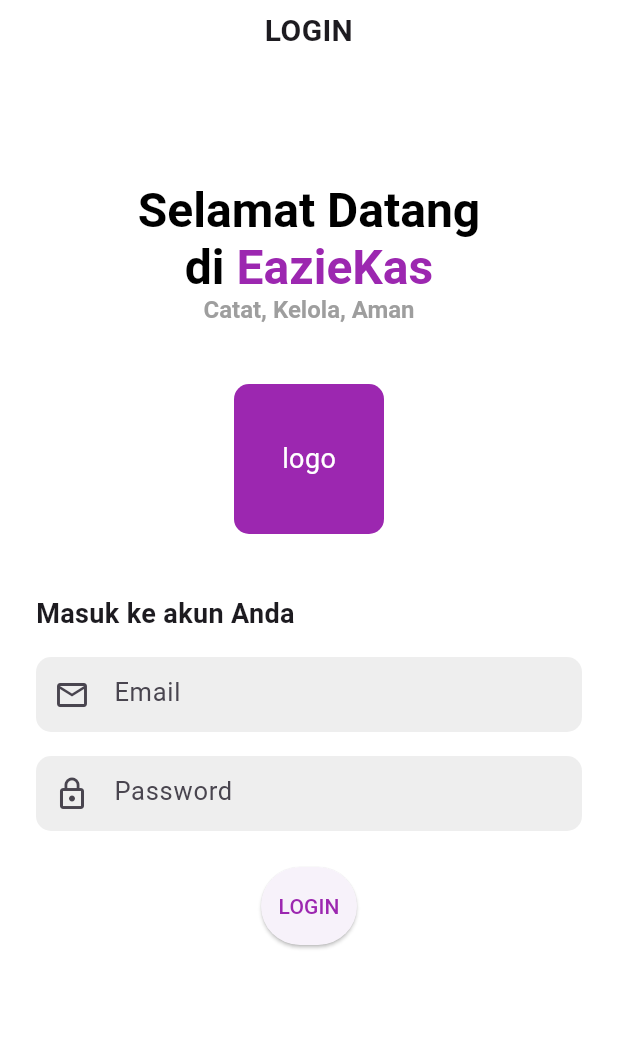
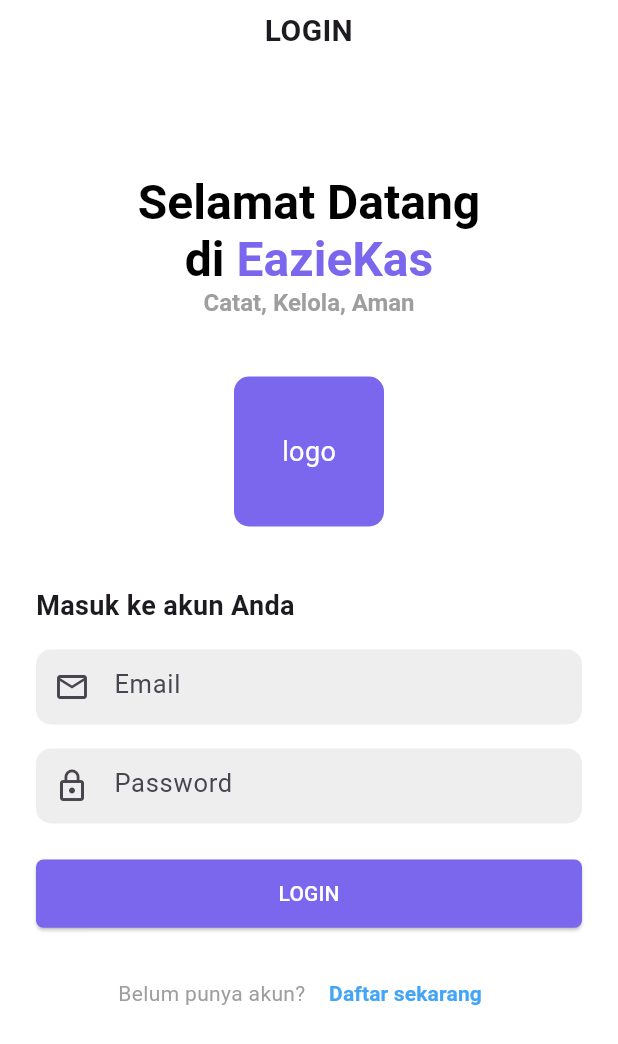
Before and after one commit to nabildzr/kas-mini, a Flutter app: the screen it shows after launch, on a phone screen of 412 x 824 dp. Shown: the top 1044 px of the screen. Run offline on Flutter 3.47's test engine with Material 3 defaults, Android fonts, the phone set to English and light mode, and no system bars; our stand-ins replace gap.

Commit message:
update color button accent & button login page

```diff
--- a/lib/view/page/login.dart
+++ b/lib/view/page/login.dart
@@ -1,4 +1,5 @@
 import 'package:flutter/material.dart';
+import 'package:kas_mini_flutter_app/utils/colors.dart';
 import 'package:kas_mini_flutter_app/view/widget/custom_textfield.dart';
 
 class LoginPage extends StatelessWidget {
@@ -51,7 +52,7 @@
                   textAlign: TextAlign.center,
                 ),
               ),
-              SizedBox(height: 40),
+              SizedBox(height: 35),
               SizedBox(height: 16),
               Padding(
                 padding: const EdgeInsets.only(top: 24),
@@ -68,7 +69,7 @@
                       TextSpan(
                         text: 'EazieKas\n',
                         style: TextStyle(
-                          color: Colors.purple,
+                          color: primaryColor,
                           fontWeight: FontWeight.bold,
                         ),
                       ),
@@ -84,7 +85,7 @@
                 height: 100,
                 width: 100,
                 decoration: BoxDecoration(
-                  color: Colors.purple,
+                  color: primaryColor,
                   borderRadius: BorderRadius.circular(10),
                 ),
                 child: Center(
@@ -124,19 +125,47 @@
                 controller: _passwordController,
               ),
               SizedBox(height: 24),
+              AspectRatio(aspectRatio: 8 / 1,
+              child:
               ElevatedButton(
-                 child: Text('LOGIN'),
+                style: ElevatedButton.styleFrom(
+                  backgroundColor: primaryColor,
+                  shape: RoundedRectangleBorder(
+                    borderRadius: BorderRadius.circular(5)
+                  )
+                ),
+                 child: Padding(
+                   padding:  EdgeInsets.all(2),
+                   child: Text('LOGIN', style: TextStyle(color: Colors.white),),
+                 ),
                  onPressed: () {
                    // Implementasi logika login di sini
                  },
-                 style: ElevatedButton.styleFrom(
-                   padding: EdgeInsets.symmetric(vertical: 16),
-                   foregroundColor: Colors.purple,
-                 ),
+
+              ),
               ),
               SizedBox(height: 16),
-                RichText(text: TextSpan(
-                ))
+                Center(
+                    child: Container(
+                    padding: EdgeInsets.only(top: 4),
+                    decoration: BoxDecoration(
+                    borderRadius: BorderRadius.circular(8),
+                    ),
+                    child: Row(
+                    mainAxisAlignment: MainAxisAlignment.center,
+                    mainAxisSize: MainAxisSize.min,
+                    children: [
+                    Text('Belum punya akun? ', style: TextStyle(color: Colors.grey), ),
+                    TextButton(
+                    onPressed: () {
+            // Aksi/function ketika tombol ditekan
+                    },
+                child: Text('Daftar sekarang', style: TextStyle(color: Colors.blue[400], fontWeight: FontWeight.bold),),
+        ),
+      ],
+    ),
+  ),
+)
             ],
           ),
         ),
--- a/lib/view/widget/accent_button.dart
+++ b/lib/view/widget/accent_button.dart
@@ -1,4 +1,5 @@
 import 'package:flutter/material.dart';
+import 'package:kas_mini_flutter_app/utils/colors.dart';
 
 class AccentButton extends StatelessWidget {
   final String text;
@@ -17,9 +18,9 @@
       onPressed: onPressed,
       // Button style
       style: ElevatedButton.styleFrom(
-        foregroundColor: Colors.purple[200],
+        foregroundColor: primaryColor,
         backgroundColor: Colors.white,
-        side: BorderSide(color: Colors.purple[200]!, width: 2),
+        side: BorderSide(color: primaryColor, width: 2),
         shape: RoundedRectangleBorder(
           borderRadius: BorderRadius.circular(12),
         ),
```
